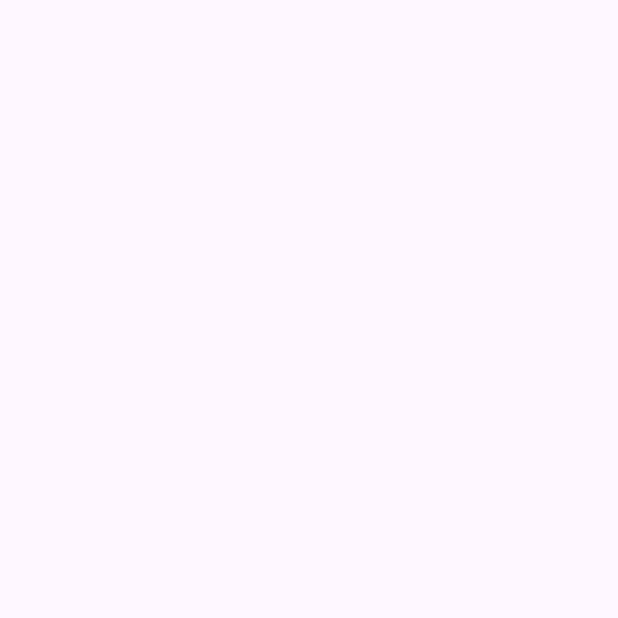
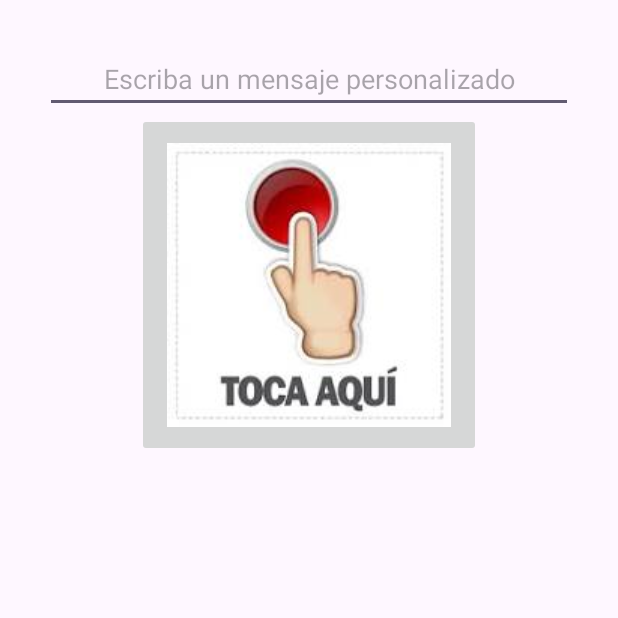
Before and after one commit to CharlsMikhail/PPDM-Practicas, an Android app: the screen it shows after launch (MainActivity), on a phone screen of 412 x 824 dp, the top half of it. Before the commit the part shown is empty. Run offline under Robolectric (Android 15) with nearby library versions, the phone set to English and light mode, and no system bars.

Commit message:
update activity_main.xml, añadimos un boton tipo imagen y una entrada para el texto personalizado

```diff
--- a/PRACTICA 3/1_InteraccionConImagenes/app/src/main/res/layout/activity_main.xml
+++ b/PRACTICA 3/1_InteraccionConImagenes/app/src/main/res/layout/activity_main.xml
@@ -10,4 +10,20 @@
     android:gravity="center"
     tools:context=".MainActivity">
 
+    <EditText
+        android:id="@+id/txt_custom"
+        android:layout_width="match_parent"
+        android:layout_height="wrap_content"
+        android:gravity="center"
+        android:hint="@string/txt_custom"
+        android:inputType="text" />
+
+    <ImageButton
+        android:id="@+id/imgb_main"
+        android:layout_width="wrap_content"
+        android:layout_height="wrap_content"
+        android:padding="20dp"
+        android:gravity="center"
+        android:src="@drawable/img_toca_aqui" />
+
 </LinearLayout>
```
